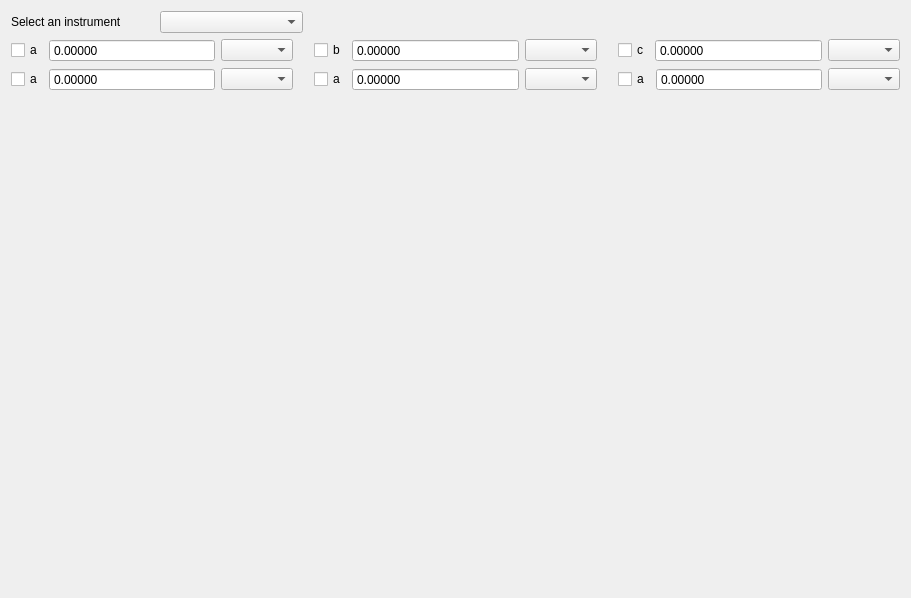
This is apps/LatticeRefiner/MainWindow.ui in k61n/openhkl as Qt 5 draws it before an edit. The edited form follows.
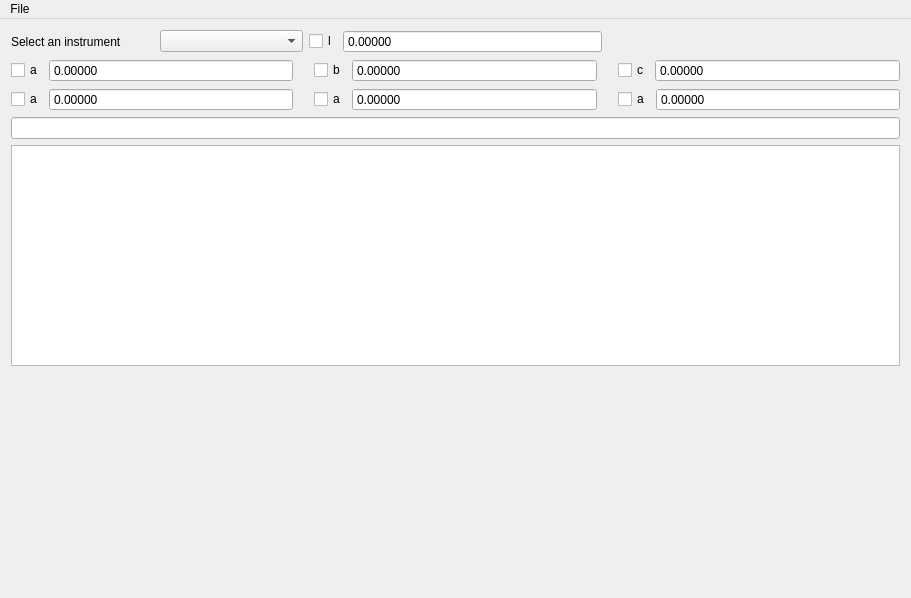
This is the edited form. Custom widgets are drawn as their Qt base class.

```diff
--- a/apps/LatticeRefiner/MainWindow.ui
+++ b/apps/LatticeRefiner/MainWindow.ui
@@ -26,11 +26,63 @@
      <verstretch>0</verstretch>
     </sizepolicy>
    </property>
-   <layout class="QGridLayout" name="gridLayout_2">
+   <layout class="QGridLayout" name="gridLayout">
+    <item row="3" column="0" colspan="3">
+     <widget class="QLineEdit" name="lineEdit_constraints">
+      <property name="toolTip">
+       <string>&lt;html&gt;&lt;head/&gt;&lt;body&gt;&lt;p&gt;Type constraints here (e.g. a=2b,alpha=gamma)&lt;/p&gt;&lt;/body&gt;&lt;/html&gt;</string>
+      </property>
+     </widget>
+    </item>
+    <item row="2" column="1">
+     <layout class="QHBoxLayout" name="horizontalLayout_7" stretch="0,0">
+      <property name="leftMargin">
+       <number>5</number>
+      </property>
+      <property name="rightMargin">
+       <number>5</number>
+      </property>
+      <item>
+       <widget class="QCheckBox" name="checkBox_beta">
+        <property name="text">
+         <string>a</string>
+        </property>
+       </widget>
+      </item>
+      <item>
+       <widget class="QDoubleSpinBox" name="doubleSpinBox_beta">
+        <property name="sizePolicy">
+         <sizepolicy hsizetype="Expanding" vsizetype="Fixed">
+          <horstretch>0</horstretch>
+          <verstretch>0</verstretch>
+         </sizepolicy>
+        </property>
+        <property name="buttonSymbols">
+         <enum>QAbstractSpinBox::NoButtons</enum>
+        </property>
+        <property name="decimals">
+         <number>5</number>
+        </property>
+       </widget>
+      </item>
+     </layout>
+    </item>
     <item row="0" column="0">
-     <layout class="QGridLayout" name="gridLayout" columnstretch="1,1,1">
+     <layout class="QHBoxLayout" name="horizontalLayout">
+      <item>
+       <widget class="QLabel" name="label">
+        <property name="text">
+         <string>Select an instrument</string>
+        </property>
+       </widget>
+      </item>
+      <item>
+       <widget class="QComboBox" name="comboBox_diffractometer"/>
+      </item>
+     </layout>
+    </item>
       <item row="2" column="0">
-       <layout class="QHBoxLayout" name="horizontalLayout_6" stretch="0,0,0">
+     <layout class="QHBoxLayout" name="horizontalLayout_6" stretch="0,0">
         <property name="rightMargin">
          <number>10</number>
         </property>
@@ -57,13 +109,70 @@
           </property>
          </widget>
         </item>
+     </layout>
+    </item>
+    <item row="1" column="2">
+     <layout class="QHBoxLayout" name="horizontalLayout_4" stretch="0,0">
+      <property name="leftMargin">
+       <number>10</number>
+      </property>
         <item>
-         <widget class="CheckableComboBox" name="comboBox_alpha"/>
+       <widget class="QCheckBox" name="checkBox_c">
+        <property name="text">
+         <string>c</string>
+        </property>
+       </widget>
+      </item>
+      <item>
+       <widget class="QDoubleSpinBox" name="doubleSpinBox_c">
+        <property name="sizePolicy">
+         <sizepolicy hsizetype="Expanding" vsizetype="Fixed">
+          <horstretch>0</horstretch>
+          <verstretch>0</verstretch>
+         </sizepolicy>
+        </property>
+        <property name="buttonSymbols">
+         <enum>QAbstractSpinBox::NoButtons</enum>
+        </property>
+        <property name="decimals">
+         <number>5</number>
+        </property>
+       </widget>
+      </item>
+     </layout>
+    </item>
+    <item row="2" column="2">
+     <layout class="QHBoxLayout" name="horizontalLayout_5" stretch="0,0">
+      <property name="leftMargin">
+       <number>10</number>
+      </property>
+      <item>
+       <widget class="QCheckBox" name="checkBox_gamma">
+        <property name="text">
+         <string>a</string>
+        </property>
+       </widget>
+      </item>
+      <item>
+       <widget class="QDoubleSpinBox" name="doubleSpinBox_gamma">
+        <property name="sizePolicy">
+         <sizepolicy hsizetype="Expanding" vsizetype="Fixed">
+          <horstretch>0</horstretch>
+          <verstretch>0</verstretch>
+         </sizepolicy>
+        </property>
+        <property name="buttonSymbols">
+         <enum>QAbstractSpinBox::NoButtons</enum>
+        </property>
+        <property name="decimals">
+         <number>5</number>
+        </property>
+       </widget>
         </item>
        </layout>
       </item>
       <item row="1" column="1">
-       <layout class="QHBoxLayout" name="horizontalLayout_3" stretch="0,0,0">
+     <layout class="QHBoxLayout" name="horizontalLayout_3" stretch="0,0">
         <property name="leftMargin">
          <number>5</number>
         </property>
@@ -92,47 +201,11 @@
            <number>5</number>
           </property>
          </widget>
-        </item>
-        <item>
-         <widget class="CheckableComboBox" name="comboBox_b"/>
-        </item>
-       </layout>
-      </item>
-      <item row="2" column="2">
-       <layout class="QHBoxLayout" name="horizontalLayout_5" stretch="0,0,0">
-        <property name="leftMargin">
-         <number>10</number>
-        </property>
-        <item>
-         <widget class="QCheckBox" name="checkBox_gamma">
-          <property name="text">
-           <string>a</string>
-          </property>
-         </widget>
-        </item>
-        <item>
-         <widget class="QDoubleSpinBox" name="doubleSpinBox_6">
-          <property name="sizePolicy">
-           <sizepolicy hsizetype="Expanding" vsizetype="Fixed">
-            <horstretch>0</horstretch>
-            <verstretch>0</verstretch>
-           </sizepolicy>
-          </property>
-          <property name="buttonSymbols">
-           <enum>QAbstractSpinBox::NoButtons</enum>
-          </property>
-          <property name="decimals">
-           <number>5</number>
-          </property>
-         </widget>
-        </item>
-        <item>
-         <widget class="CheckableComboBox" name="comboBox_gamma"/>
         </item>
        </layout>
       </item>
       <item row="1" column="0">
-       <layout class="QHBoxLayout" name="horizontalLayout_2" stretch="0,0,0">
+     <layout class="QHBoxLayout" name="horizontalLayout_2" stretch="0,0">
         <property name="rightMargin">
          <number>10</number>
         </property>
@@ -162,28 +235,19 @@
           </property>
          </widget>
         </item>
-        <item>
-         <widget class="CheckableComboBox" name="comboBox_a"/>
-        </item>
-       </layout>
-      </item>
-      <item row="2" column="1">
-       <layout class="QHBoxLayout" name="horizontalLayout_7" stretch="0,0,0">
-        <property name="leftMargin">
-         <number>5</number>
-        </property>
-        <property name="rightMargin">
-         <number>5</number>
-        </property>
+     </layout>
+    </item>
+    <item row="0" column="1">
+     <layout class="QHBoxLayout" name="horizontalLayout_8">
         <item>
-         <widget class="QCheckBox" name="checkBox_beta">
+       <widget class="QCheckBox" name="checkBox_wavelength">
           <property name="text">
-           <string>a</string>
+         <string>l</string>
           </property>
          </widget>
         </item>
         <item>
-         <widget class="QDoubleSpinBox" name="doubleSpinBox_4">
+       <widget class="QDoubleSpinBox" name="doubleSpinBox_wavelength">
           <property name="sizePolicy">
            <sizepolicy hsizetype="Expanding" vsizetype="Fixed">
             <horstretch>0</horstretch>
@@ -198,61 +262,9 @@
           </property>
          </widget>
         </item>
-        <item>
-         <widget class="CheckableComboBox" name="comboBox_beta"/>
-        </item>
-       </layout>
-      </item>
-      <item row="1" column="2">
-       <layout class="QHBoxLayout" name="horizontalLayout_4" stretch="0,0,0">
-        <property name="leftMargin">
-         <number>10</number>
-        </property>
-        <item>
-         <widget class="QCheckBox" name="checkBox_c">
-          <property name="text">
-           <string>c</string>
-          </property>
-         </widget>
-        </item>
-        <item>
-         <widget class="QDoubleSpinBox" name="doubleSpinBox_5">
-          <property name="sizePolicy">
-           <sizepolicy hsizetype="Expanding" vsizetype="Fixed">
-            <horstretch>0</horstretch>
-            <verstretch>0</verstretch>
-           </sizepolicy>
-          </property>
-          <property name="buttonSymbols">
-           <enum>QAbstractSpinBox::NoButtons</enum>
-          </property>
-          <property name="decimals">
-           <number>5</number>
-          </property>
-         </widget>
-        </item>
-        <item>
-         <widget class="CheckableComboBox" name="comboBox_c"/>
-        </item>
-       </layout>
-      </item>
-      <item row="0" column="0">
-       <layout class="QHBoxLayout" name="horizontalLayout">
-        <item>
-         <widget class="QLabel" name="label">
-          <property name="text">
-           <string>Select an instrument</string>
-          </property>
-         </widget>
-        </item>
-        <item>
-         <widget class="QComboBox" name="comboBox"/>
-        </item>
-       </layout>
-      </item>
-     </layout>
-    </item>
-    <item row="1" column="0">
+     </layout>
+    </item>
+    <item row="5" column="1">
      <spacer name="verticalSpacer">
       <property name="orientation">
        <enum>Qt::Vertical</enum>
@@ -260,11 +272,14 @@
       <property name="sizeHint" stdset="0">
        <size>
         <width>20</width>
-        <height>445</height>
+        <height>40</height>
        </size>
       </property>
      </spacer>
     </item>
+    <item row="4" column="0" colspan="3">
+     <widget class="QTableWidget" name="tableWidget_peaks"/>
+    </item>
    </layout>
   </widget>
   <widget class="QMenuBar" name="menuBar">
@@ -276,16 +291,21 @@
      <height>25</height>
     </rect>
    </property>
-  </widget>
+   <widget class="QMenu" name="menuFile">
+    <property name="title">
+     <string>File</string>
+    </property>
+    <addaction name="actionOpen_reflections"/>
+   </widget>
+   <addaction name="menuFile"/>
+  </widget>
+  <action name="actionOpen_reflections">
+   <property name="text">
+    <string>Open reflections</string>
+   </property>
+  </action>
  </widget>
  <layoutdefault spacing="6" margin="11"/>
- <customwidgets>
-  <customwidget>
-   <class>CheckableComboBox</class>
-   <extends>QComboBox</extends>
-   <header>CheckableComboBox.h</header>
-  </customwidget>
- </customwidgets>
  <resources/>
  <connections/>
 </ui>
```
Left out of the diff: 6 changed lines with no effect on the pictures. Lines whose indentation alone changed are shown as unchanged.
